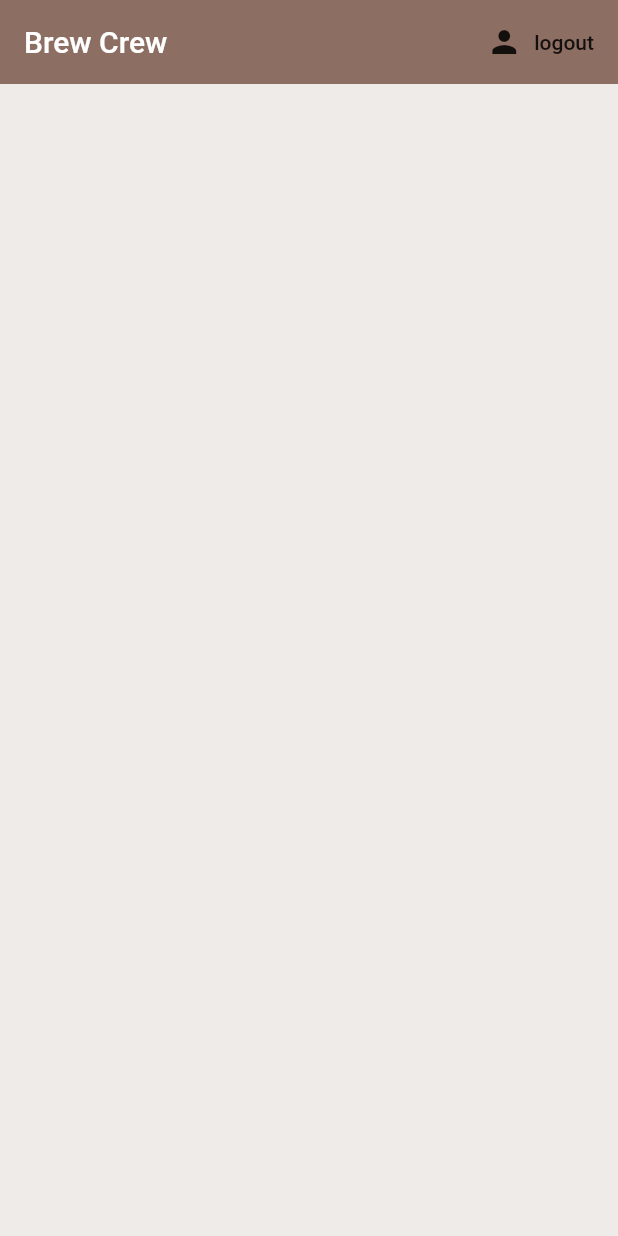
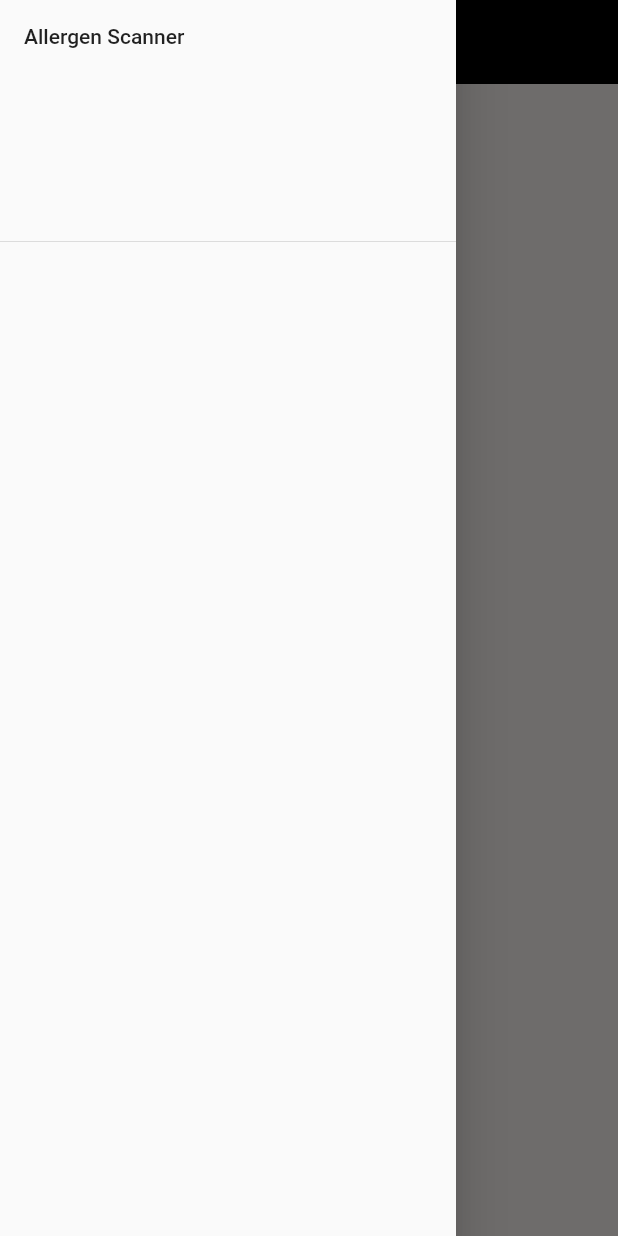
Before and after one commit to Gideon357/Juni-May-Hackathon, a Flutter app: the screen it shows once a user with an empty profile is signed in, with the side drawer open (before the commit the screen has no drawer), on a phone screen of 412 x 824 dp. Run offline on Flutter 3.47's test engine with Material 2 defaults, Android fonts, the phone set to English and light mode, and no system bars; our stand-ins replace cloud_firestore, firebase_auth, flutter_spinkit, image_picker; missing offline and left inert: cloud_firestore_web, firebase_auth_web, firebase_core_web, firebase_ml_vision, google_sign_in_web; accounts and stored records are empty.

Commit message:
Theme changes. Move from brown to black/white.

```diff
--- a/lib/main.dart
+++ b/lib/main.dart
@@ -5,7 +5,6 @@ import 'package:provider/provider.dart';
 import 'package:allergy_detection_app/services/user.dart';
 
 void main() => runApp(MyApp());
-
 
 class MyApp extends StatelessWidget {
   // This widget is the root of your application.
@@ -15,6 +14,11 @@ class MyApp extends StatelessWidget {
       value: AuthService().user,
       child: MaterialApp(
         home: Wrapper(),
+        theme: ThemeData(
+          scaffoldBackgroundColor: Colors.white,
+          primaryColor: Colors.black,
+        ),
+      debugShowCheckedModeBanner: false,
       ),
     );
   }
--- a/lib/pages/authenticate/register.dart
+++ b/lib/pages/authenticate/register.dart
@@ -26,10 +26,9 @@ class _RegisterState extends State<Register> {
   @override
   Widget build(BuildContext context) {
     return loading ? Loading() : Scaffold(
-        backgroundColor: Colors.brown[100],
         appBar: AppBar(
           elevation: 0.0,
-          backgroundColor: Colors.brown[400],
+          backgroundColor: Colors.black,
           title: Text(
             'Sign Up to Allergen Scanner',
             style: TextStyle(
@@ -83,7 +82,7 @@ class _RegisterState extends State<Register> {
                   height: 20.0,
                 ),
                 RaisedButton(
-                  color: Colors.brown[400],
+                  color: Colors.black,
                   onPressed: () async {
                     if (_formKey.currentState.validate()) {
                       setState(() {
--- a/lib/pages/authenticate/sign_in.dart
+++ b/lib/pages/authenticate/sign_in.dart
@@ -28,10 +28,9 @@ class _SignInState extends State<SignIn> {
     return loading
         ? Loading()
         : Scaffold(
-            backgroundColor: Colors.brown[100],
             appBar: AppBar(
               elevation: 0.0,
-              backgroundColor: Colors.brown[400],
+              backgroundColor: Colors.black,
               title: Text(
                 'Login to Allergen Scanner',
                 style: TextStyle(
@@ -82,7 +81,7 @@ class _SignInState extends State<SignIn> {
                       height: 20.0,
                     ),
                     RaisedButton(
-                      color: Colors.brown[400],
+                      color: Colors.black,
                       onPressed: () async {
                         if (_formKey.currentState.validate()) {
                           setState(() => loading = true);
--- a/lib/pages/home/home.dart
+++ b/lib/pages/home/home.dart
@@ -15,10 +15,22 @@ class Home extends StatelessWidget {
     return StreamProvider<QuerySnapshot>.value(
       value: DatabaseService().users,
       child: Scaffold(
+        drawer: Drawer(
+          child: ListView(
+            padding: EdgeInsets.zero,
+            children: <Widget>[
+              DrawerHeader(
+               child: Text('Allergen Scanner'),
+              ),
+              ListTile(
+
+              )
+            ],
+          ),
+        ),
         backgroundColor: Colors.brown[50],
         appBar: AppBar(
-          title: Text('Brew Crew'),
-          backgroundColor: Colors.brown[400],
+          title: Text('Allergen Scanner'),
           elevation: 0.0,
           actions: <Widget>[
             FlatButton.icon(
```
